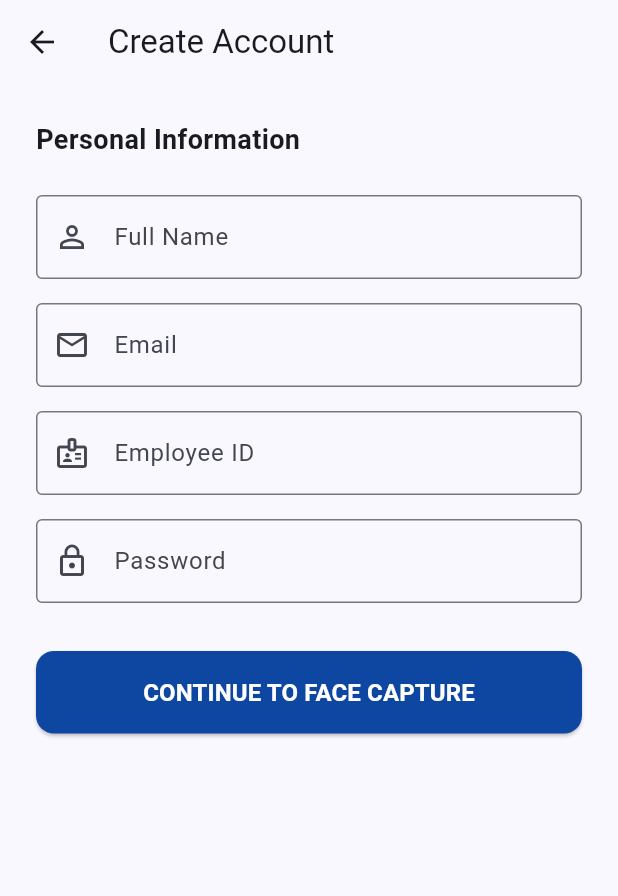
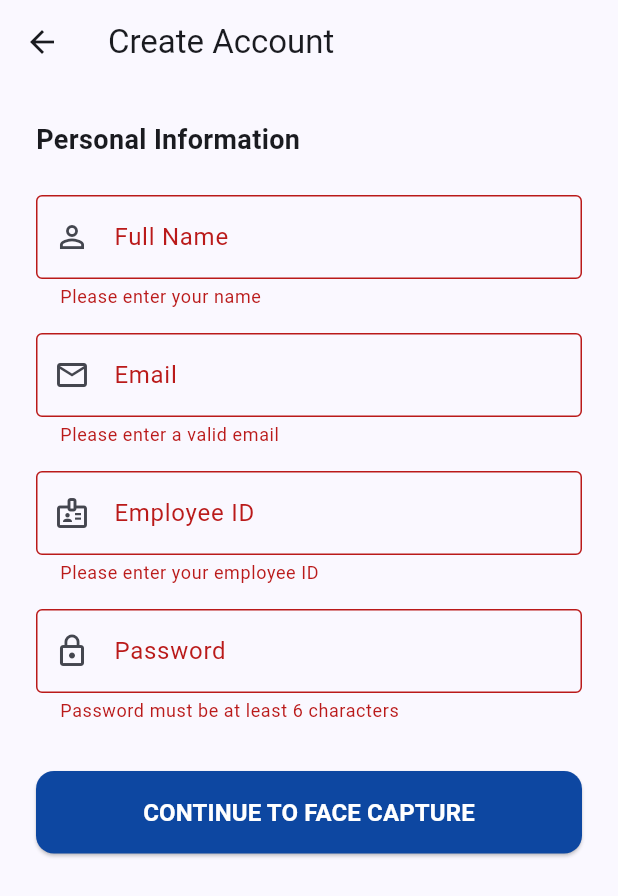
Before and after one commit to punkz23/FaceRecognitionDTR, a Flutter app: the RegistrationScreen screen opened directly, after a tap on "CONTINUE TO FACE CAPTURE", on a phone screen of 412 x 824 dp. Shown: the top 896 px of the screen. Run offline on Flutter 3.47's test engine with Material 3 defaults, Android fonts, the phone set to English and light mode, and no system bars; our stand-ins replace camera, dio, equatable, flutter_bloc, geolocator, shared_preferences; missing offline and left inert: google_mlkit_face_detection; accounts and stored records are empty.

Commit message:
feat(mobile): Integrate FaceCapture into registration flow

```diff
--- a/mobile/lib/services/auth_repository.dart
+++ b/mobile/lib/services/auth_repository.dart
@@ -1,9 +1,39 @@
+import 'dart:convert';
+import 'dart:io';
 import 'package:dio/dio.dart';
 import 'package:shared_preferences/shared_preferences.dart';
 import 'package:facerecognitiondtr/core/api_client.dart';
 
 class AuthRepository {
   final ApiClient _apiClient = ApiClient();
+
+  Future<Map<String, dynamic>> register({
+    required String email,
+    required String password,
+    required String fullName,
+    required String employeeId,
+    required File imageFile,
+  }) async {
+    try {
+      final bytes = await imageFile.readAsBytes();
+      final base64Image = base64Encode(bytes);
+
+      final response = await _apiClient.dio.post(
+        'auth/register',
+        data: {
+          'email': email,
+          'password': password,
+          'full_name': fullName,
+          'employee_id': employeeId,
+          'image_base64': base64Image,
+        },
+      );
+
+      return response.data;
+    } catch (e) {
+      throw Exception('Registration failed: $e');
+    }
+  }
 
   Future<void> login(String email, String password) async {
     try {
--- a/mobile/lib/views/registration_screen.dart
+++ b/mobile/lib/views/registration_screen.dart
@@ -1,4 +1,5 @@
 import 'package:flutter/material.dart';
+import 'package:facerecognitiondtr/views/face_enrollment_screen.dart';
 
 class RegistrationScreen extends StatefulWidget {
   const RegistrationScreen({super.key});
@@ -32,16 +33,17 @@ class _RegistrationScreenState extends State<RegistrationScreen> {
                 style: TextStyle(fontSize: 18, fontWeight: FontWeight.bold),
               ),
               const SizedBox(height: 24),
-              TextField(
+              TextFormField(
                 controller: _nameController,
                 decoration: const InputDecoration(
                   labelText: 'Full Name',
                   border: OutlineInputBorder(),
                   prefixIcon: Icon(Icons.person_outline),
                 ),
+                validator: (value) => (value == null || value.isEmpty) ? 'Please enter your name' : null,
               ),
               const SizedBox(height: 16),
-              TextField(
+              TextFormField(
                 controller: _emailController,
                 decoration: const InputDecoration(
                   labelText: 'Email',
@@ -49,18 +51,20 @@ class _RegistrationScreenState extends State<RegistrationScreen> {
                   prefixIcon: Icon(Icons.email_outlined),
                 ),
                 keyboardType: TextInputType.emailAddress,
+                validator: (value) => (value == null || !value.contains('@')) ? 'Please enter a valid email' : null,
               ),
               const SizedBox(height: 16),
-              TextField(
+              TextFormField(
                 controller: _employeeIdController,
                 decoration: const InputDecoration(
                   labelText: 'Employee ID',
                   border: OutlineInputBorder(),
                   prefixIcon: Icon(Icons.badge_outlined),
                 ),
+                validator: (value) => (value == null || value.isEmpty) ? 'Please enter your employee ID' : null,
               ),
               const SizedBox(height: 16),
-              TextField(
+              TextFormField(
                 controller: _passwordController,
                 decoration: const InputDecoration(
                   labelText: 'Password',
@@ -68,11 +72,23 @@ class _RegistrationScreenState extends State<RegistrationScreen> {
                   prefixIcon: Icon(Icons.lock_outline),
                 ),
                 obscureText: true,
+                validator: (value) => (value == null || value.length < 6) ? 'Password must be at least 6 characters' : null,
               ),
               const SizedBox(height: 32),
               ElevatedButton(
                 onPressed: () {
-                  // Next phase will handle navigation to face capture
+                  if (_formKey.currentState!.validate()) {
+                    Navigator.of(context).push(
+                      MaterialPageRoute(
+                        builder: (context) => FaceEnrollmentScreen(
+                          email: _emailController.text,
+                          password: _passwordController.text,
+                          fullName: _nameController.text,
+                          employeeId: _employeeIdController.text,
+                        ),
+                      ),
+                    );
+                  }
                 },
                 style: ElevatedButton.styleFrom(
                   padding: const EdgeInsets.symmetric(vertical: 16),
```
Also changed, not shown: mobile/lib/views/face_enrollment_screen.dart (added, +233 -0 lines), 1 other file.
